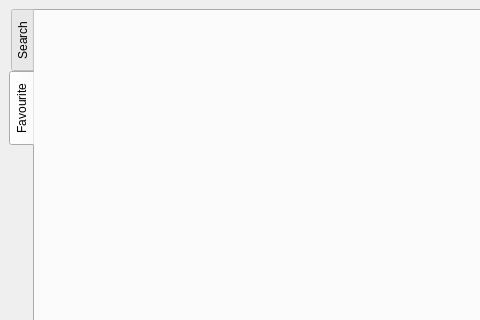
The window that mainwindow.ui (sangpham2710/CS163-Project) describes before a commit, drawn with Qt 5; both pictures show x 0 to 480 and y 0 to 320 of the 833 by 501 pixel window.
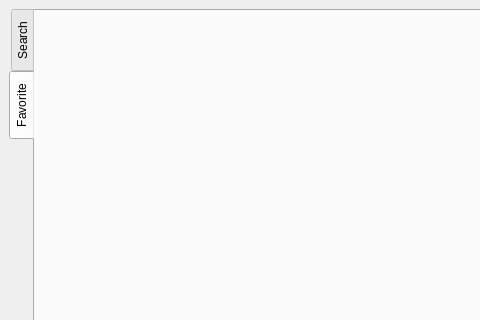
The same window after the commit.

Commit message: change name favourite to favorite

What changed in the file:
```diff
--- a/mainwindow.ui
+++ b/mainwindow.ui
@@ -36,7 +36,7 @@
       </widget>
       <widget class="QWidget" name="tabFavourite">
        <attribute name="title">
-        <string>Favourite</string>
+        <string>Favorite</string>
        </attribute>
       </widget>
      </widget>
```
Left out of the diff: 2 changed lines with no effect on the pictures. The commit also changes 10 other files.
